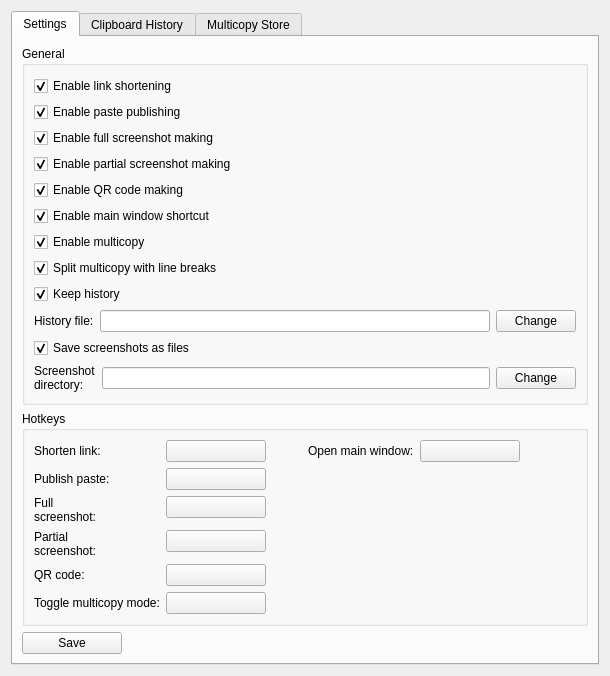
This is src/clipper.ui in antvconst/Clipper as Qt 5 draws it before an edit. The edited form follows.
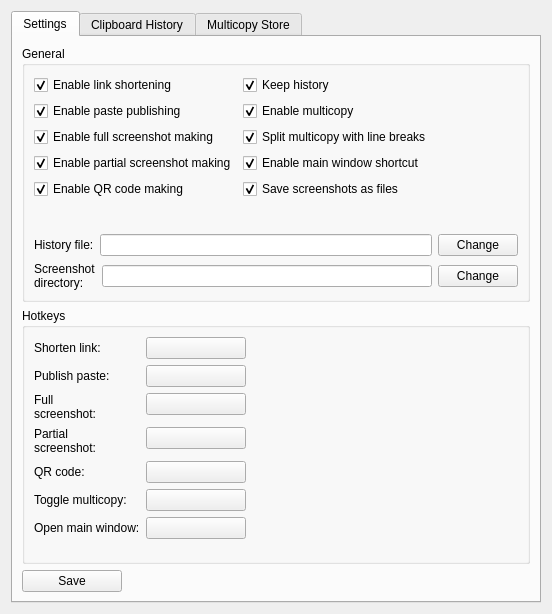
This is the edited form. Icons and pictures are not drawn.

Commit message: slightly reorganized main window

```diff
--- a/src/clipper.ui
+++ b/src/clipper.ui
@@ -6,10 +6,22 @@
    <rect>
     <x>0</x>
     <y>0</y>
-    <width>610</width>
-    <height>673</height>
+    <width>552</width>
+    <height>614</height>
    </rect>
   </property>
+  <property name="minimumSize">
+   <size>
+    <width>552</width>
+    <height>614</height>
+   </size>
+  </property>
+  <property name="maximumSize">
+   <size>
+    <width>552</width>
+    <height>618</height>
+   </size>
+  </property>
   <property name="windowTitle">
    <string>Clipper</string>
   </property>
@@ -27,16 +39,19 @@
       <attribute name="title">
        <string>Settings</string>
       </attribute>
-      <layout class="QVBoxLayout" name="verticalLayout_3" stretch="1,0,0">
+      <layout class="QVBoxLayout" name="verticalLayout_3" stretch="0,0,0">
        <item>
         <widget class="QGroupBox" name="groupBox_2">
          <property name="title">
           <string>General</string>
          </property>
-         <layout class="QVBoxLayout" name="verticalLayout_4">
+         <layout class="QVBoxLayout" name="verticalLayout_4" stretch="0,0,0">
           <item>
-           <layout class="QVBoxLayout" name="verticalLayout_6">
-            <item>
+           <layout class="QFormLayout" name="formLayout_2">
+            <property name="fieldGrowthPolicy">
+             <enum>QFormLayout::AllNonFixedFieldsGrow</enum>
+            </property>
+            <item row="0" column="0">
              <widget class="QCheckBox" name="linkShortening">
               <property name="text">
                <string>Enable link shortening</string>
@@ -46,7 +61,17 @@
               </property>
              </widget>
             </item>
-            <item>
+            <item row="0" column="1">
+             <widget class="QCheckBox" name="keepHistory">
+              <property name="text">
+               <string>Keep history</string>
+              </property>
+              <property name="checked">
+               <bool>true</bool>
+              </property>
+             </widget>
+            </item>
+            <item row="1" column="0">
              <widget class="QCheckBox" name="pastePublishing">
               <property name="text">
                <string>Enable paste publishing</string>
@@ -56,7 +81,17 @@
               </property>
              </widget>
             </item>
-            <item>
+            <item row="1" column="1">
+             <widget class="QCheckBox" name="Multicopy">
+              <property name="text">
+               <string>Enable multicopy</string>
+              </property>
+              <property name="checked">
+               <bool>true</bool>
+              </property>
+             </widget>
+            </item>
+            <item row="2" column="0">
              <widget class="QCheckBox" name="screenshotMaking">
               <property name="text">
                <string>Enable full screenshot making</string>
@@ -66,7 +101,17 @@
               </property>
              </widget>
             </item>
-            <item>
+            <item row="2" column="1">
+             <widget class="QCheckBox" name="splitMulticopy">
+              <property name="text">
+               <string>Split multicopy with line breaks</string>
+              </property>
+              <property name="checked">
+               <bool>true</bool>
+              </property>
+             </widget>
+            </item>
+            <item row="3" column="0">
              <widget class="QCheckBox" name="partialScreenshotMaking">
               <property name="text">
                <string>Enable partial screenshot making</string>
@@ -76,17 +121,7 @@
               </property>
              </widget>
             </item>
-            <item>
-             <widget class="QCheckBox" name="QRCode">
-              <property name="text">
-               <string>Enable QR code making</string>
-              </property>
-              <property name="checked">
-               <bool>true</bool>
-              </property>
-             </widget>
-            </item>
-            <item>
+            <item row="3" column="1">
              <widget class="QCheckBox" name="mainWindowShortcutCheckBox">
               <property name="text">
                <string>Enable main window shortcut</string>
@@ -96,35 +131,27 @@
               </property>
              </widget>
             </item>
-            <item>
-             <widget class="QCheckBox" name="Multicopy">
+            <item row="4" column="0">
+             <widget class="QCheckBox" name="QRCode">
               <property name="text">
-               <string>Enable multicopy</string>
+               <string>Enable QR code making</string>
               </property>
               <property name="checked">
                <bool>true</bool>
               </property>
              </widget>
             </item>
-            <item>
-             <widget class="QCheckBox" name="splitMulticopy">
+            <item row="4" column="1">
+             <widget class="QCheckBox" name="saveScreenshots">
               <property name="text">
-               <string>Split multicopy with line breaks</string>
+               <string>Save screenshots as files</string>
               </property>
               <property name="checked">
                <bool>true</bool>
               </property>
              </widget>
             </item>
-            <item>
-             <widget class="QCheckBox" name="keepHistory">
-              <property name="text">
-               <string>Keep history</string>
-              </property>
-              <property name="checked">
-               <bool>true</bool>
-              </property>
-             </widget>
+           </layout>
             </item>
             <item>
              <layout class="QHBoxLayout" name="horizontalLayout_3">
@@ -157,16 +184,6 @@
               </item>
              </layout>
             </item>
-            <item>
-             <widget class="QCheckBox" name="saveScreenshots">
-              <property name="text">
-               <string>Save screenshots as files</string>
-              </property>
-              <property name="checked">
-               <bool>true</bool>
-              </property>
-             </widget>
-            </item>
             <item>
              <layout class="QHBoxLayout" name="horizontalLayout_2">
               <item>
@@ -200,8 +217,6 @@
              </layout>
             </item>
            </layout>
-          </item>
-         </layout>
         </widget>
        </item>
        <item>
@@ -209,8 +224,6 @@
          <property name="title">
           <string>Hotkeys</string>
          </property>
-         <layout class="QHBoxLayout" name="horizontalLayout_4">
-          <item>
            <layout class="QFormLayout" name="formLayout">
             <property name="fieldGrowthPolicy">
              <enum>QFormLayout::AllNonFixedFieldsGrow</enum>
@@ -297,35 +310,35 @@
               </property>
              </widget>
             </item>
-            <item row="4" column="0">
+          <item row="6" column="0">
+           <widget class="QLabel" name="label_5">
+            <property name="text">
+             <string>Toggle multicopy:</string>
+            </property>
+           </widget>
+          </item>
+          <item row="6" column="1">
+           <widget class="QPushButton" name="toggleMulticopyButton">
+            <property name="maximumSize">
+             <size>
+              <width>100</width>
+              <height>16777215</height>
+             </size>
+            </property>
+            <property name="text">
+             <string/>
+            </property>
+           </widget>
+          </item>
+          <item row="5" column="0">
              <widget class="QLabel" name="label_4">
               <property name="text">
                <string>QR code:</string>
               </property>
              </widget>
             </item>
-            <item row="4" column="1">
-             <widget class="QPushButton" name="makeQRCodeButton">
-              <property name="maximumSize">
-               <size>
-                <width>100</width>
-                <height>16777215</height>
-               </size>
-              </property>
-              <property name="text">
-               <string/>
-              </property>
-             </widget>
-            </item>
-            <item row="5" column="0">
-             <widget class="QLabel" name="label_5">
-              <property name="text">
-               <string>Toggle multicopy mode:</string>
-              </property>
-             </widget>
-            </item>
             <item row="5" column="1">
-             <widget class="QPushButton" name="toggleMulticopyButton">
+           <widget class="QPushButton" name="makeQRCodeButton">
               <property name="maximumSize">
                <size>
                 <width>100</width>
@@ -337,18 +350,14 @@
               </property>
              </widget>
             </item>
-           </layout>
-          </item>
-          <item>
-           <layout class="QFormLayout" name="formLayout_6">
-            <item row="0" column="0">
+          <item row="7" column="0">
              <widget class="QLabel" name="label_21">
               <property name="text">
                <string>Open main window:</string>
               </property>
              </widget>
             </item>
-            <item row="0" column="1">
+          <item row="7" column="1">
              <widget class="QPushButton" name="mainWindowButton">
               <property name="maximumSize">
                <size>
@@ -360,8 +369,6 @@
                <string/>
               </property>
              </widget>
-            </item>
-           </layout>
           </item>
          </layout>
         </widget>
```
Lines whose indentation alone changed are shown as unchanged.
